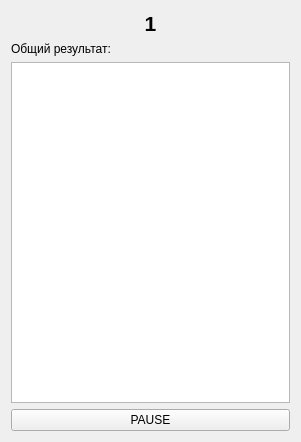
Above: Izluchatel/productshell.ui from reinerwaldmann/Izluchatel before the change. Below: the same form after it.
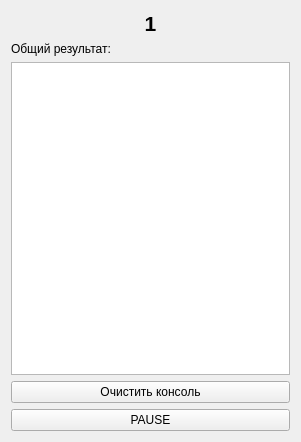
That is the form after the change.

Diff of the .ui file:
```diff
--- a/Izluchatel/productshell.ui
+++ b/Izluchatel/productshell.ui
@@ -41,6 +41,13 @@
    <item>
     <widget class="QTextEdit" name="textEditShell"/>
    </item>
+   <item>
+    <widget class="QPushButton" name="buttonPause_2">
+     <property name="text">
+      <string>Очистить консоль</string>
+     </property>
+    </widget>
+   </item>
    <item>
     <widget class="QPushButton" name="buttonPause">
      <property name="text">
```
